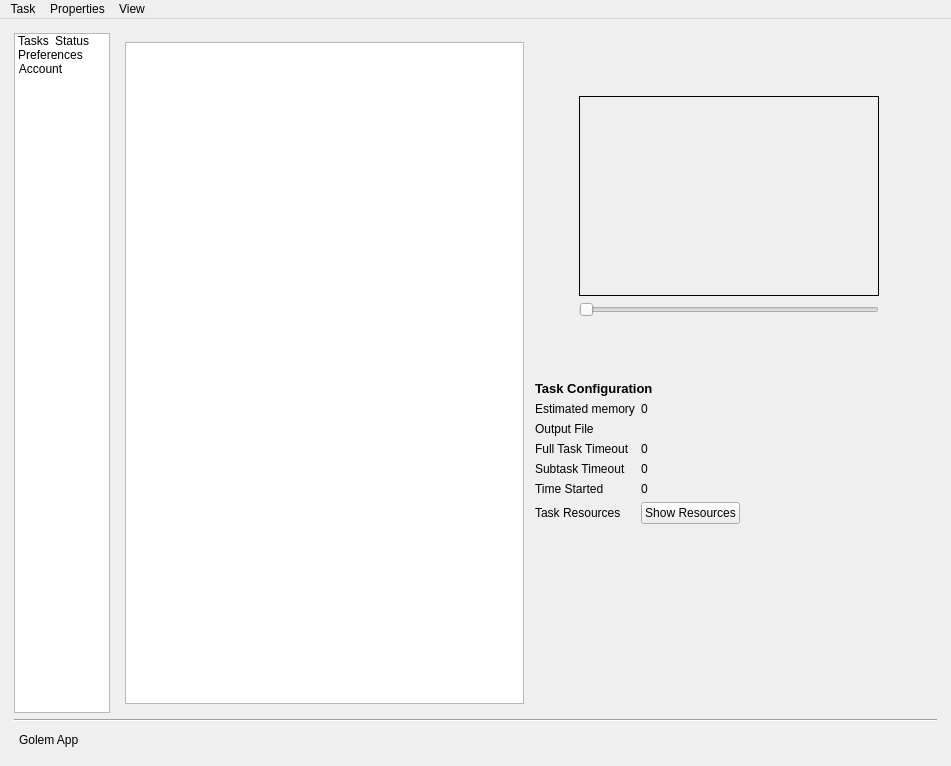
Old version of the form gnr/ui/AppMainWindow.ui in the repository golemfactory/clay.
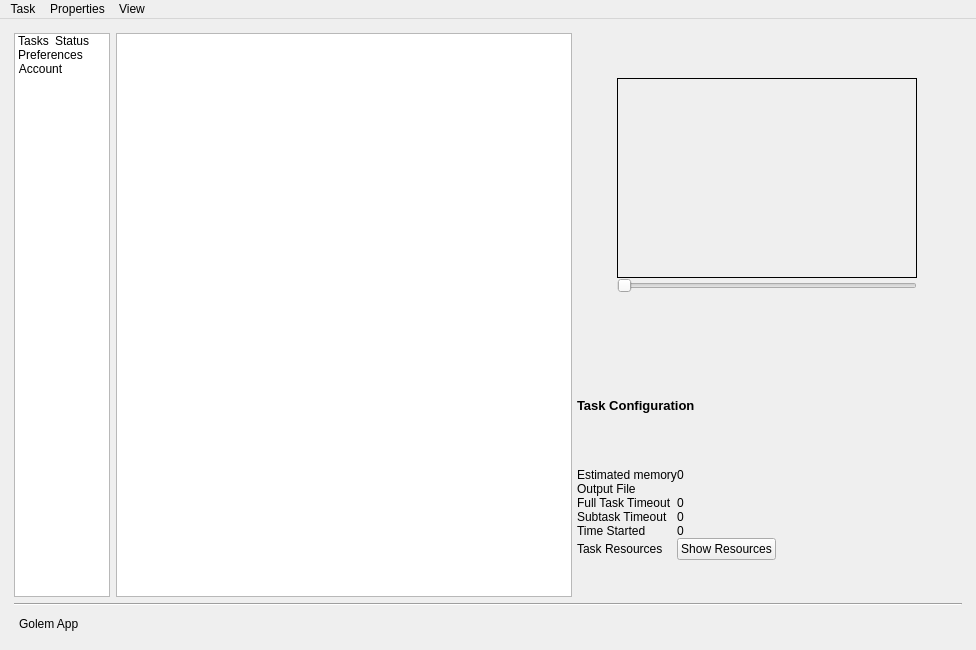
New version of the form. The open tabs and pages were chosen to show the change. Icons and pictures are not drawn. Custom widgets are drawn as their Qt base class.

Commit message: icon for app main windows and changes with resizeing policy

```diff
--- a/gnr/ui/AppMainWindow.ui
+++ b/gnr/ui/AppMainWindow.ui
@@ -6,8 +6,8 @@
    <rect>
     <x>0</x>
     <y>0</y>
-    <width>951</width>
-    <height>766</height>
+    <width>976</width>
+    <height>650</height>
    </rect>
   </property>
   <property name="sizePolicy">
@@ -140,15 +140,30 @@
            <number>1</number>
           </property>
           <widget class="QWidget" name="taskPage">
-           <layout class="QGridLayout" name="gridLayout_3">
+           <property name="layoutDirection">
+            <enum>Qt::LeftToRight</enum>
+           </property>
+           <layout class="QGridLayout" name="gridLayout_3" rowstretch="0,0" columnstretch="5,0">
+            <property name="margin">
+             <number>0</number>
+            </property>
+            <property name="spacing">
+             <number>0</number>
+            </property>
             <item row="0" column="0" rowspan="2">
              <widget class="QTableWidget" name="taskTableWidget">
               <property name="sizePolicy">
-               <sizepolicy hsizetype="Expanding" vsizetype="Expanding">
+               <sizepolicy hsizetype="MinimumExpanding" vsizetype="Expanding">
                 <horstretch>0</horstretch>
                 <verstretch>0</verstretch>
                </sizepolicy>
               </property>
+              <property name="minimumSize">
+               <size>
+                <width>0</width>
+                <height>0</height>
+               </size>
+              </property>
               <property name="contextMenuPolicy">
                <enum>Qt::CustomContextMenu</enum>
               </property>
@@ -231,6 +246,9 @@
             </item>
             <item row="0" column="1">
              <layout class="QHBoxLayout" name="horizontalPreviewLayout">
+              <property name="sizeConstraint">
+               <enum>QLayout::SetFixedSize</enum>
+              </property>
               <property name="margin">
                <number>5</number>
               </property>
@@ -239,6 +257,9 @@
                 <property name="orientation">
                  <enum>Qt::Horizontal</enum>
                 </property>
+                <property name="sizeType">
+                 <enum>QSizePolicy::Fixed</enum>
+                </property>
                 <property name="sizeHint" stdset="0">
                  <size>
                   <width>40</width>
@@ -249,6 +270,9 @@
               </item>
               <item>
                <layout class="QVBoxLayout" name="verticalPreviewLayout">
+                <property name="sizeConstraint">
+                 <enum>QLayout::SetFixedSize</enum>
+                </property>
                 <property name="leftMargin">
                  <number>0</number>
                 </property>
@@ -257,6 +281,9 @@
                   <property name="orientation">
                    <enum>Qt::Vertical</enum>
                   </property>
+                  <property name="sizeType">
+                   <enum>QSizePolicy::Fixed</enum>
+                  </property>
                   <property name="sizeHint" stdset="0">
                    <size>
                     <width>20</width>
@@ -316,6 +343,18 @@
                 </item>
                 <item>
                  <widget class="QSlider" name="frameSlider">
+                  <property name="sizePolicy">
+                   <sizepolicy hsizetype="Fixed" vsizetype="Fixed">
+                    <horstretch>0</horstretch>
+                    <verstretch>0</verstretch>
+                   </sizepolicy>
+                  </property>
+                  <property name="minimumSize">
+                   <size>
+                    <width>300</width>
+                    <height>0</height>
+                   </size>
+                  </property>
                   <property name="orientation">
                    <enum>Qt::Horizontal</enum>
                   </property>
@@ -326,6 +365,9 @@
                   <property name="orientation">
                    <enum>Qt::Vertical</enum>
                   </property>
+                  <property name="sizeType">
+                   <enum>QSizePolicy::Fixed</enum>
+                  </property>
                   <property name="sizeHint" stdset="0">
                    <size>
                     <width>20</width>
@@ -341,6 +383,9 @@
                 <property name="orientation">
                  <enum>Qt::Horizontal</enum>
                 </property>
+                <property name="sizeType">
+                 <enum>QSizePolicy::Fixed</enum>
+                </property>
                 <property name="sizeHint" stdset="0">
                  <size>
                   <width>40</width>
@@ -353,6 +398,9 @@
             </item>
             <item row="1" column="1">
              <layout class="QVBoxLayout" name="taskConfLayout">
+              <property name="sizeConstraint">
+               <enum>QLayout::SetFixedSize</enum>
+              </property>
               <property name="margin">
                <number>5</number>
               </property>
@@ -369,7 +417,7 @@
               <item>
                <layout class="QFormLayout" name="taskConfGridLayout">
                 <property name="fieldGrowthPolicy">
-                 <enum>QFormLayout::AllNonFixedFieldsGrow</enum>
+                 <enum>QFormLayout::FieldsStayAtSizeHint</enum>
                 </property>
                 <item row="0" column="0">
                  <widget class="QLabel" name="label_4">
@@ -449,28 +497,17 @@
                  </widget>
                 </item>
                 <item row="6" column="1">
-                 <layout class="QHBoxLayout" name="horizontalLayout_3">
-                  <item>
-                   <widget class="QPushButton" name="showResourceButton">
-                    <property name="text">
-                     <string>Show Resources</string>
-                    </property>
-                   </widget>
-                  </item>
-                  <item>
-                   <spacer name="horizontalSpacer">
-                    <property name="orientation">
-                     <enum>Qt::Horizontal</enum>
-                    </property>
-                    <property name="sizeHint" stdset="0">
-                     <size>
-                      <width>40</width>
-                      <height>20</height>
-                     </size>
-                    </property>
-                   </spacer>
-                  </item>
-                 </layout>
+                 <widget class="QPushButton" name="showResourceButton">
+                  <property name="sizePolicy">
+                   <sizepolicy hsizetype="Maximum" vsizetype="Fixed">
+                    <horstretch>0</horstretch>
+                    <verstretch>0</verstretch>
+                   </sizepolicy>
+                  </property>
+                  <property name="text">
+                   <string>Show Resources</string>
+                  </property>
+                 </widget>
                 </item>
                 <item row="7" column="1">
                  <widget class="QLabel" name="taskResource">
@@ -479,19 +516,6 @@
                   </property>
                  </widget>
                 </item>
-                <item row="11" column="1">
-                 <spacer name="verticalSpacer">
-                  <property name="orientation">
-                   <enum>Qt::Vertical</enum>
-                  </property>
-                  <property name="sizeHint" stdset="0">
-                   <size>
-                    <width>20</width>
-                    <height>40</height>
-                   </size>
-                  </property>
-                 </spacer>
-                </item>
                </layout>
               </item>
              </layout>
@@ -623,7 +647,7 @@
     <rect>
      <x>0</x>
      <y>0</y>
-     <width>951</width>
+     <width>976</width>
      <height>21</height>
     </rect>
    </property>
```
Left out of the diff: 19 changed lines with no effect on the pictures. The commit also changes 4 other files.
